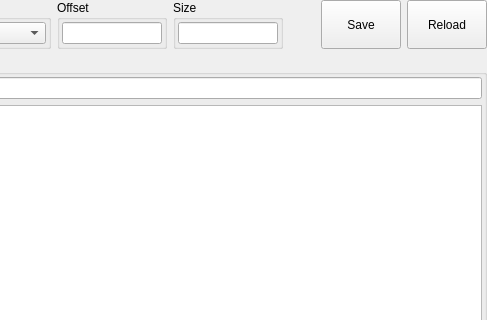
The window that xhashwidget.ui (horsicq/XHashWidget) describes before a commit, drawn with Qt 5; both pictures show x 315 to 802 and y 0 to 320 of the 802 by 448 pixel window.
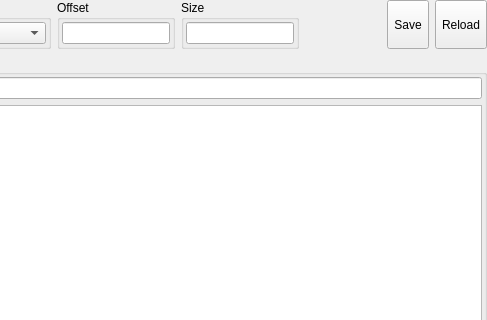
The same window after the commit. Custom widgets are drawn as their Qt base class.

What changed in the file:
```diff
--- a/xhashwidget.ui
+++ b/xhashwidget.ui
@@ -179,7 +179,7 @@
       </spacer>
      </item>
      <item>
-      <widget class="QPushButton" name="pushButtonSave">
+      <widget class="QToolButton" name="toolButtonSave">
        <property name="sizePolicy">
         <sizepolicy hsizetype="Minimum" vsizetype="Minimum">
          <horstretch>0</horstretch>
@@ -189,10 +189,13 @@
        <property name="text">
         <string>Save</string>
        </property>
+       <property name="toolButtonStyle">
+        <enum>Qt::ToolButtonTextBesideIcon</enum>
+       </property>
       </widget>
      </item>
      <item>
-      <widget class="QPushButton" name="pushButtonReload">
+      <widget class="QToolButton" name="toolButtonReload">
        <property name="sizePolicy">
         <sizepolicy hsizetype="Minimum" vsizetype="Minimum">
          <horstretch>0</horstretch>
@@ -202,6 +205,9 @@
        <property name="text">
         <string>Reload</string>
        </property>
+       <property name="toolButtonStyle">
+        <enum>Qt::ToolButtonTextBesideIcon</enum>
+       </property>
       </widget>
      </item>
     </layout>
```
